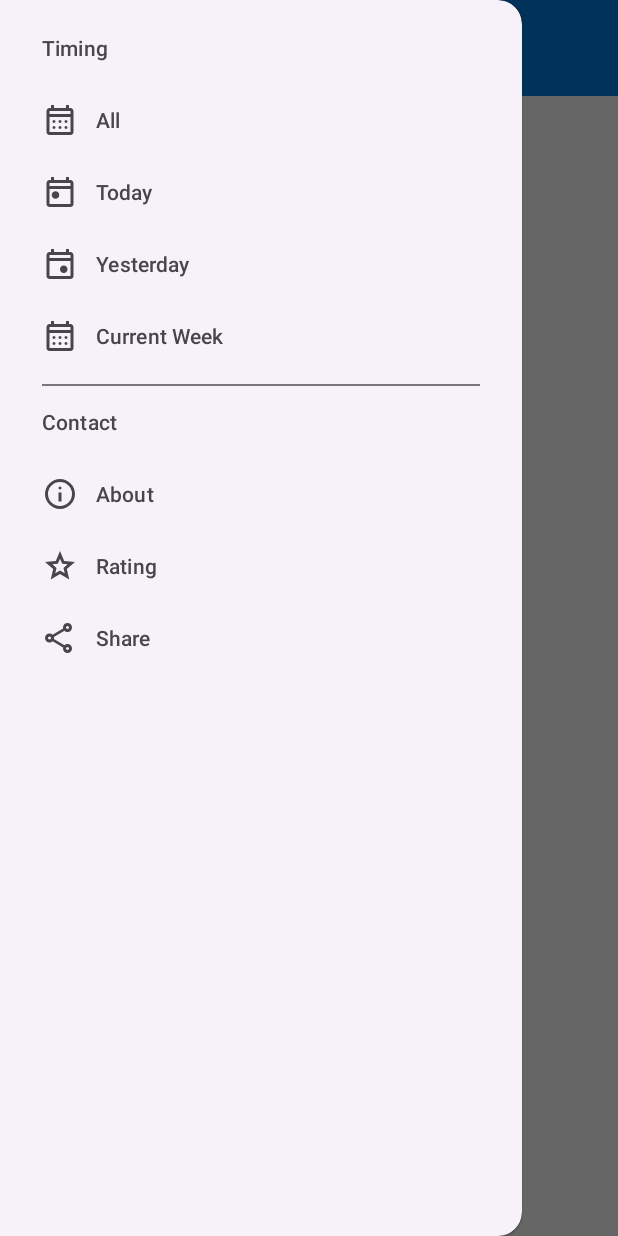
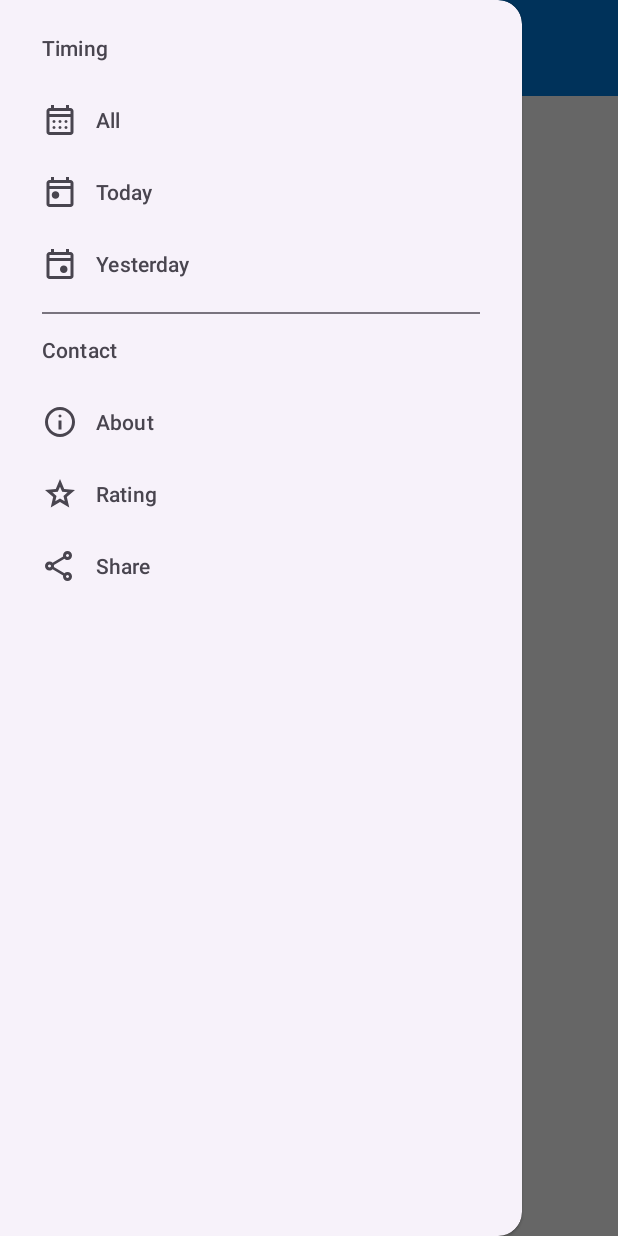
Before and after one commit to dhruvin-dhameliya/Notify-Box, an Android app: the screen it shows after launch (MainActivity), with the side drawer open, on a phone screen of 412 x 824 dp. Run offline under Robolectric (Android 15) with nearby library versions, the light colour scheme and no system bars; our stand-ins replace Room's generated code.

Commit message:
Remove features from notifications for the current week.

```diff
--- a/app/src/main/java/com/extralab/notifybox/RoomDB/NotificationDao.kt
+++ b/app/src/main/java/com/extralab/notifybox/RoomDB/NotificationDao.kt
@@ -30,7 +30,4 @@ interface NotificationDao {
 
     @Query("SELECT * FROM notifications WHERE date(timestamp / 1000, 'unixepoch') = date(:yesterdayDate / 1000, 'unixepoch') ORDER BY timestamp DESC")
     fun getYesterdayNotifications(yesterdayDate: Long): LiveData<List<NotificationEntity>>
-
-    @Query("SELECT * FROM notifications WHERE date(timestamp / 1000, 'unixepoch') >= date(:weekStartDate / 1000, 'unixepoch') ORDER BY timestamp DESC")
-    fun getCurrentWeekNotifications(weekStartDate: Long): LiveData<List<NotificationEntity>>
 }
--- a/app/src/main/res/drawable/icon_week.xml
+++ /dev/null
@@ -1,10 +0,0 @@
-<vector xmlns:android="http://schemas.android.com/apk/res/android"
-    android:width="24dp"
-    android:height="24dp"
-    android:viewportWidth="960"
-    android:viewportHeight="960"
-    android:tint="?attr/colorControlNormal">
-  <path
-      android:fillColor="@android:color/white"
-      android:pathData="M200,880Q167,880 143.5,856.5Q120,833 120,800L120,240Q120,207 143.5,183.5Q167,160 200,160L240,160L240,80L320,80L320,160L640,160L640,80L720,80L720,160L760,160Q793,160 816.5,183.5Q840,207 840,240L840,800Q840,833 816.5,856.5Q793,880 760,880L200,880ZM200,800L760,800Q760,800 760,800Q760,800 760,800L760,400L200,400L200,800Q200,800 200,800Q200,800 200,800ZM200,320L760,320L760,240Q760,240 760,240Q760,240 760,240L200,240Q200,240 200,240Q200,240 200,240L200,320ZM200,320L200,240Q200,240 200,240Q200,240 200,240L200,240Q200,240 200,240Q200,240 200,240L200,320ZM480,560Q463,560 451.5,548.5Q440,537 440,520Q440,503 451.5,491.5Q463,480 480,480Q497,480 508.5,491.5Q520,503 520,520Q520,537 508.5,548.5Q497,560 480,560ZM320,560Q303,560 291.5,548.5Q280,537 280,520Q280,503 291.5,491.5Q303,480 320,480Q337,480 348.5,491.5Q360,503 360,520Q360,537 348.5,548.5Q337,560 320,560ZM640,560Q623,560 611.5,548.5Q600,537 600,520Q600,503 611.5,491.5Q623,480 640,480Q657,480 668.5,491.5Q680,503 680,520Q680,537 668.5,548.5Q657,560 640,560ZM480,720Q463,720 451.5,708.5Q440,697 440,680Q440,663 451.5,651.5Q463,640 480,640Q497,640 508.5,651.5Q520,663 520,680Q520,697 508.5,708.5Q497,720 480,720ZM320,720Q303,720 291.5,708.5Q280,697 280,680Q280,663 291.5,651.5Q303,640 320,640Q337,640 348.5,651.5Q360,663 360,680Q360,697 348.5,708.5Q337,720 320,720ZM640,720Q623,720 611.5,708.5Q600,697 600,680Q600,663 611.5,651.5Q623,640 640,640Q657,640 668.5,651.5Q680,663 680,680Q680,697 668.5,708.5Q657,720 640,720Z"/>
-</vector>
--- a/app/src/main/res/menu/navigation_drawer.xml
+++ b/app/src/main/res/menu/navigation_drawer.xml
@@ -22,12 +22,6 @@
                 android:checkable="true"
                 android:icon="@drawable/icon_yesterday"
                 android:title="Yesterday"
-                app:showAsAction="ifRoom" />
-            <item
-                android:id="@+id/nav_current_week"
-                android:checkable="true"
-                android:icon="@drawable/icon_week"
-                android:title="Current Week"
                 app:showAsAction="ifRoom" />
         </menu>
     </item>
```
Also changed, not shown: app/src/main/java/com/extralab/notifybox/MainActivity.kt (+1 -10 lines), app/src/main/java/com/extralab/notifybox/RoomDB/NotificationViewModel.kt (+0 -7 lines).
